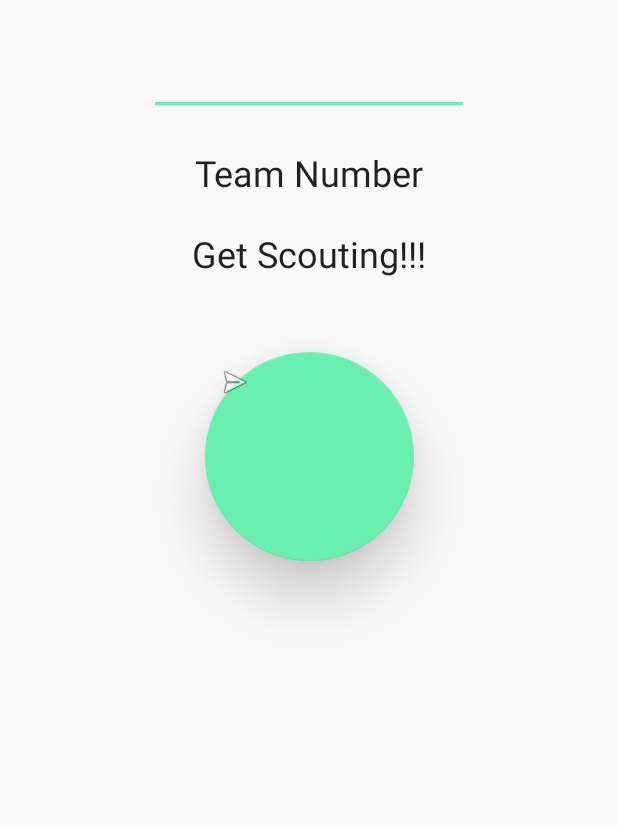
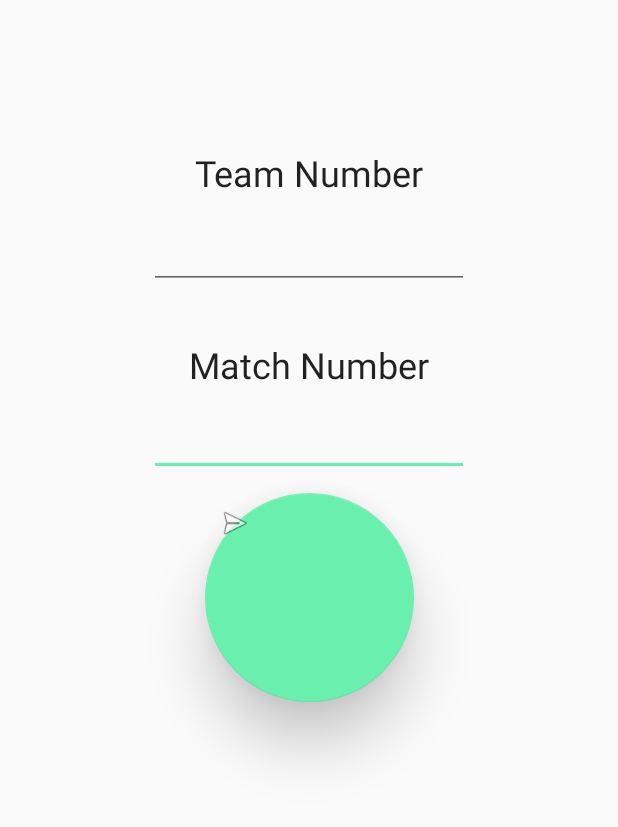
Before and after one commit to EliasRojasC/NoMythicScouting, an Android app: the screen it shows after launch (MainActivity), on a phone screen of 412 x 824 dp, the part 322-1149 px from its top. Run offline under Robolectric (Android 15) with nearby library versions, the phone set to English and light mode, and no system bars.

Commit message:
My main man i fixed the timer. And added some stuff?

```diff
--- a/app/src/main/res/layout/activity_main.xml
+++ b/app/src/main/res/layout/activity_main.xml
@@ -6,26 +6,47 @@
     android:layout_height="match_parent"
     tools:context="com.example.elias.nomythicscouting.MainActivity">
 
+    <EditText
+        android:id="@+id/editText"
+        android:layout_width="wrap_content"
+        android:layout_height="wrap_content"
+        android:ems="10"
+        android:inputType="phone"
+        android:text=""
+        android:gravity="center"
+        app:layout_constraintBottom_toBottomOf="parent"
+        android:layout_marginBottom="8dp"
+        android:layout_marginRight="8dp"
+        app:layout_constraintRight_toRightOf="parent"
+        android:layout_marginLeft="8dp"
+        app:layout_constraintLeft_toLeftOf="parent"
+        android:layout_marginTop="8dp"
+        app:layout_constraintTop_toBottomOf="@+id/textView6TeamNumberLabel"
+        app:layout_constraintVertical_bias="0.318" />
+
     <TextView
-        android:id="@+id/textView7"
+        android:id="@+id/matchNumberLabel"
         style="@style/Widget.AppCompat.TextView.SpinnerItem"
         android:layout_width="wrap_content"
         android:layout_height="wrap_content"
-        android:text="Get Scouting!!!"
+        android:layout_marginBottom="8dp"
+        android:layout_marginLeft="8dp"
+        android:layout_marginRight="8dp"
+        android:layout_marginTop="8dp"
+        android:text="Match Number"
         android:textSize="24dp"
-        android:layout_marginLeft="8dp"
+        app:layout_constraintBottom_toTopOf="@+id/floatingActionButtonPassThruToForm"
+        app:layout_constraintHorizontal_bias="0.501"
         app:layout_constraintLeft_toLeftOf="parent"
-        android:layout_marginRight="8dp"
         app:layout_constraintRight_toRightOf="parent"
-        app:layout_constraintHorizontal_bias="0.501"
-        android:layout_marginBottom="49dp"
-        app:layout_constraintBottom_toTopOf="@+id/floatingActionButtonPassThruToForm" />
+        app:layout_constraintTop_toBottomOf="@+id/editTextTeamNumber"
+        app:layout_constraintVertical_bias="0.298" />
 
     <android.support.design.widget.FloatingActionButton
         android:id="@+id/floatingActionButtonPassThruToForm"
         android:layout_width="141dp"
         android:layout_height="139dp"
-        android:layout_marginBottom="235dp"
+        android:layout_marginBottom="141dp"
         android:layout_marginLeft="8dp"
         android:layout_marginRight="8dp"
         android:clickable="true"
@@ -77,12 +98,12 @@
         android:layout_height="wrap_content"
         android:ems="10"
         android:gravity="center"
-        android:inputType="textPersonName"
+        android:inputType="phone"
         android:text=""
         android:layout_marginLeft="8dp"
         app:layout_constraintLeft_toLeftOf="parent"
         android:layout_marginRight="8dp"
         app:layout_constraintRight_toRightOf="parent"
-        android:layout_marginBottom="76dp"
-        app:layout_constraintBottom_toTopOf="@+id/textView7" />
+        app:layout_constraintTop_toTopOf="parent"
+        android:layout_marginTop="362dp" />
 </android.support.constraint.ConstraintLayout>
```
Also changed, not shown: app/src/main/java/com/example/elias/nomythicscouting/FormActivity.java (+25 -16 lines), app/src/main/java/com/example/elias/nomythicscouting/MainActivity.java (+15 -4 lines).
